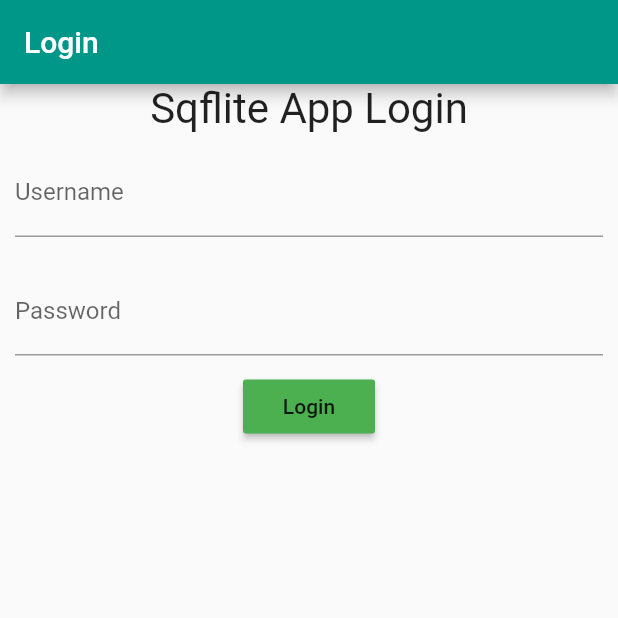
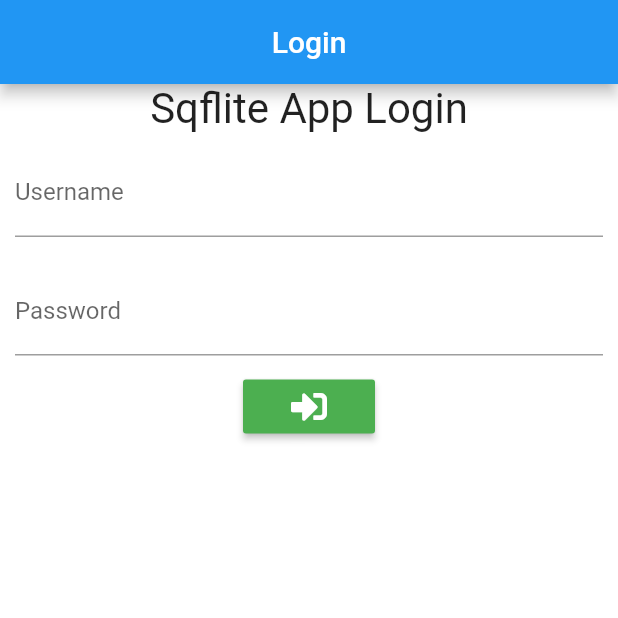
Before and after one commit to levivcruz/Flutter-Sqflite-MVP, a Flutter app: the screen it shows after launch, on a phone screen of 412 x 824 dp, the top half of it. Run offline on Flutter 3.47's test engine with Material 2 defaults, Android fonts, the phone set to English and light mode, and no system bars; our stand-ins replace font_awesome_flutter, sqflite; accounts and stored records are empty.

Commit message:
first commit

```diff
--- a/lib/main.dart
+++ b/lib/main.dart
@@ -17,7 +17,7 @@ class MyApp extends StatelessWidget {
     return new MaterialApp(
       debugShowCheckedModeBanner: false,
       title: 'SqfLite App Login',
-      theme: new ThemeData(primarySwatch: Colors.teal),
+      theme: new ThemeData(primarySwatch: Colors.blue),
       routes: routes,
     );
   }
--- a/lib/pages/login/login_page.dart
+++ b/lib/pages/login/login_page.dart
@@ -2,6 +2,7 @@ import 'package:flutter/material.dart';
 import 'package:flutter_login_sqlite/data/database_helper.dart';
 import 'package:flutter_login_sqlite/models/user.dart';
 import 'package:flutter_login_sqlite/pages/login/login_presenter.dart';
+import 'package:font_awesome_flutter/font_awesome_flutter.dart';
 
 class LoginPage extends StatefulWidget {
   @override
@@ -45,8 +46,9 @@ class _LoginPageState extends State<LoginPage> implements LoginPageContract {
     _ctx = context;
     var loginBtn = new RaisedButton(
       onPressed: _submit,
-      child: new Text('Login'),
+      child: new Icon(FontAwesomeIcons.signInAlt),
       color: Colors.green,
+      textColor: Colors.white,
     );
     var loginForm = new Column(
       crossAxisAlignment: CrossAxisAlignment.center,
@@ -64,6 +66,7 @@ class _LoginPageState extends State<LoginPage> implements LoginPageContract {
                 child: new TextFormField(
                   onSaved: (val) => _username = val,
                   decoration: new InputDecoration(labelText: 'Username'),
+                  keyboardType: TextInputType.text,
                 ),
               ),
               new Padding(
@@ -71,6 +74,8 @@ class _LoginPageState extends State<LoginPage> implements LoginPageContract {
                 child: new TextFormField(
                   onSaved: (val) => _password = val,
                   decoration: new InputDecoration(labelText: 'Password'),
+                  obscureText: true,
+                  keyboardType: TextInputType.text,
                 ),
               ),
             ],
@@ -81,7 +86,9 @@ class _LoginPageState extends State<LoginPage> implements LoginPageContract {
     );
 
     return new Scaffold(
+      backgroundColor: Colors.white,
       appBar: AppBar(
+        centerTitle: true,
         title: new Text('Login'),
       ),
       key: scaffoldKey,
--- a/pubspec.yaml
+++ b/pubspec.yaml
@@ -19,8 +19,10 @@ dependencies:
   # The following adds the Cupertino Icons font to your application.
   # Use with the CupertinoIcons class for iOS style icons.
   cupertino_icons: ^0.1.2
+  intl: 0.15.7
   sqflite: any
   path_provider: ^0.4.0
+  font_awesome_flutter: 8.0.0
 
 dev_dependencies:
   flutter_test:
@@ -39,7 +41,9 @@ flutter:
   uses-material-design: true
 
   # To add assets to your application, add an assets section, like this:
-  # assets:
+  assets:
+    - assets/screen.jpg
+    - assets/girl.jpeg
   #  - images/a_dot_burr.jpeg
   #  - images/a_dot_ham.jpeg
 
```
Also changed, not shown: assets/girl.jpeg (added), assets/screen.jpg (added), pubspec.lock, 1 other file.
